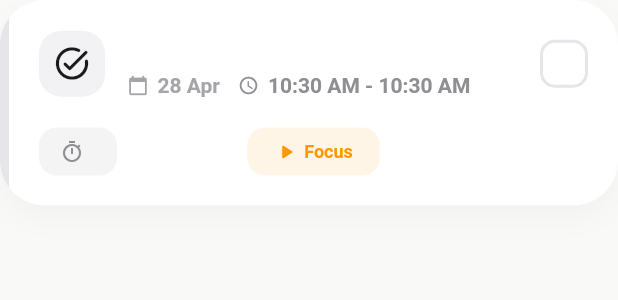
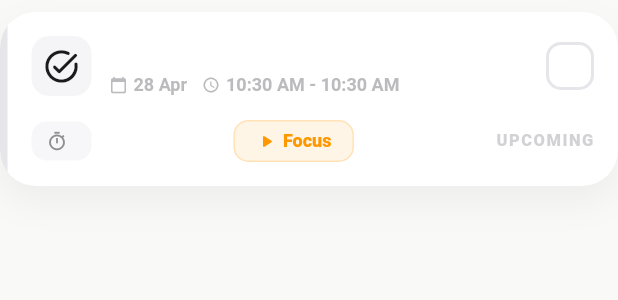
Before and after one commit to manosekar-m/Taskify, a Flutter app: the TaskCard widget shown alone on an empty page, opened directly with empty values, on a phone screen of 412 x 824 dp. Shown: the top 300 px of the screen. Run offline on Flutter 3.47's test engine with Material 3 defaults, Android fonts, the phone set to English and light mode, and no system bars; our stand-ins replace flutter_local_notifications, hive, hive_flutter, table_calendar, timezone; missing offline and left inert: flutter_ringtone_player; accounts and stored records are empty; statements that could not run were skipped.

Commit message:
Improve Task UI, calendar swipe, and restrict past task creation

```diff
--- a/lib/screens/home_screen.dart
+++ b/lib/screens/home_screen.dart
@@ -423,6 +423,16 @@ class _HomeScreenState extends State<HomeScreen> {
                     onDaySelected: (selected, focused) {
                       setState(() {
                         _selectedDay = selected;
+                        // Redirect to next/previous month if a date from that month is selected
+                        if (selected.month != _focusedDay.month) {
+                          _focusedDay = selected;
+                        } else {
+                          _focusedDay = focused;
+                        }
+                      });
+                    },
+                    onPageChanged: (focused) {
+                      setState(() {
                         _focusedDay = focused;
                       });
                     },
--- a/lib/widgets/calendar_widgets.dart
+++ b/lib/widgets/calendar_widgets.dart
@@ -48,12 +48,14 @@ class OldCalendarView extends StatelessWidget {
   final DateTime focusedDay;
   final DateTime selectedDay;
   final Function(DateTime selectedDay, DateTime focusedDay) onDaySelected;
+  final Function(DateTime focusedDay)? onPageChanged;
 
   const OldCalendarView({
     super.key,
     required this.focusedDay,
     required this.selectedDay,
     required this.onDaySelected,
+    this.onPageChanged,
   });
 
   @override
@@ -67,6 +69,7 @@ class OldCalendarView extends StatelessWidget {
       focusedDay: focusedDay,
       selectedDayPredicate: (day) => isSameDay(selectedDay, day),
       onDaySelected: onDaySelected,
+      onPageChanged: onPageChanged,
       headerVisible: false,
       calendarStyle: CalendarStyle(
         selectedDecoration: BoxDecoration(
--- a/lib/widgets/create_task_modal.dart
+++ b/lib/widgets/create_task_modal.dart
@@ -184,7 +184,7 @@ void showCreateTaskModal(BuildContext context, DateTime initialDate, {Task? task
                         final picked = await showDatePicker(
                           context: context,
                           initialDate: selectedDate,
-                          firstDate: DateTime(2020),
+                          firstDate: DateTime.now(),
                           lastDate: DateTime(2030),
                           builder: (context, child) {
                             return Theme(
@@ -230,12 +230,24 @@ void showCreateTaskModal(BuildContext context, DateTime initialDate, {Task? task
                               _buildInputLabel(modalContext, "Start Time"),
                               GestureDetector(
                                 onTap: () => pickTime(true),
-                                child: _buildTimeBox(modalContext, formatTimeDisplay(startTime), Icons.access_time),
+                                child: _buildTimeBox(modalContext, formatTimeDisplay(startTime), Icons.access_time_rounded),
                               ),
                             ],
                           ),
                         ),
-                        const SizedBox(width: 20),
+                        const SizedBox(width: 15),
+                        Padding(
+                          padding: const EdgeInsets.only(top: 30),
+                          child: Container(
+                            width: 20,
+                            height: 2,
+                            decoration: BoxDecoration(
+                              color: theme.dividerColor,
+                              borderRadius: BorderRadius.circular(1),
+                            ),
+                          ),
+                        ),
+                        const SizedBox(width: 15),
                         Expanded(
                           child: Column(
                             crossAxisAlignment: CrossAxisAlignment.start,
@@ -243,7 +255,7 @@ void showCreateTaskModal(BuildContext context, DateTime initialDate, {Task? task
                               _buildInputLabel(modalContext, "End Time"),
                               GestureDetector(
                                 onTap: () => pickTime(false),
-                                child: _buildTimeBox(modalContext, formatTimeDisplay(endTime), Icons.access_time_filled),
+                                child: _buildTimeBox(modalContext, formatTimeDisplay(endTime), Icons.access_time_filled_rounded),
                               ),
                             ],
                           ),
@@ -262,6 +274,16 @@ void showCreateTaskModal(BuildContext context, DateTime initialDate, {Task? task
 
                         if (endDt.isBefore(startDt)) {
                           endDt = endDt.add(const Duration(days: 1));
+                        }
+
+                        if (startDt.isBefore(DateTime.now()) && taskToEdit == null) {
+                          ScaffoldMessenger.of(modalContext).showSnackBar(
+                            const SnackBar(
+                              content: Text("Cannot create tasks in the past"),
+                              backgroundColor: Colors.orange,
+                            ),
+                          );
+                          return;
                         }
 
                         final tasksBox = Hive.box<Task>('tasks');
@@ -352,29 +374,29 @@ Widget _buildTimeBox(BuildContext context, String time, IconData icon) {
   final isDark = theme.brightness == Brightness.dark;
   return Container(
     width: double.infinity,
-    padding: const EdgeInsets.symmetric(horizontal: 20, vertical: 16),
+    padding: const EdgeInsets.symmetric(horizontal: 16, vertical: 14),
     decoration: BoxDecoration(
-      color: isDark ? Colors.white.withValues(alpha: 0.05) : Colors.black.withValues(alpha: 0.05),
+      color: isDark ? Colors.white.withValues(alpha: 0.04) : Colors.black.withValues(alpha: 0.04),
       borderRadius: BorderRadius.circular(20),
       border: Border.all(
-        color: theme.dividerColor.withValues(alpha: 0.5),
-        width: 1,
+        color: theme.dividerColor.withValues(alpha: 0.4),
+        width: 1.5,
       ),
     ),
     child: Row(
+      mainAxisAlignment: MainAxisAlignment.center,
       children: [
-        Icon(icon, size: 20, color: Colors.blue),
-        const SizedBox(width: 12),
+        Icon(icon, size: 18, color: Colors.blue.withValues(alpha: 0.8)),
+        const SizedBox(width: 8),
         Text(
           time,
           style: TextStyle(
-            fontSize: 16,
-            fontWeight: FontWeight.w600,
+            fontSize: 15,
+            fontWeight: FontWeight.w700,
             color: theme.primaryColor,
+            letterSpacing: 0.5,
           ),
         ),
-        const Spacer(),
-        Icon(Icons.keyboard_arrow_down_rounded, size: 20, color: theme.hintColor.withValues(alpha: 0.5)),
       ],
     ),
   );
--- a/lib/widgets/dashboard_widgets.dart
+++ b/lib/widgets/dashboard_widgets.dart
@@ -200,48 +200,50 @@ class TaskCard extends StatelessWidget {
         final endTimeStr = format.format(endDateTime);
 
         return Container(
+          margin: const EdgeInsets.symmetric(vertical: 8),
           decoration: BoxDecoration(
             color: theme.cardColor,
-            borderRadius: BorderRadius.circular(30),
+            borderRadius: BorderRadius.circular(24),
             boxShadow: [
               BoxShadow(
-                color: Colors.black.withValues(alpha: isDark ? 0.2 : 0.03),
-                blurRadius: 15,
-                offset: const Offset(0, 8),
+                color: Colors.black.withValues(alpha: isDark ? 0.3 : 0.05),
+                blurRadius: 20,
+                offset: const Offset(0, 10),
               ),
             ],
           ),
           child: ClipRRect(
-            borderRadius: BorderRadius.circular(30),
+            borderRadius: BorderRadius.circular(24),
             child: IntrinsicHeight(
               child: Row(
                 children: [
                   Container(
-                    width: 6,
+                    width: 5,
+                    decoration: BoxDecoration(
                       color: isCompleted ? Colors.green : (isLive ? Colors.orange : theme.dividerColor),
+                      borderRadius: const BorderRadius.horizontal(left: Radius.circular(5)),
+                    ),
                   ),
                   Expanded(
                     child: Padding(
-                      padding: const EdgeInsets.all(20),
+                      padding: const EdgeInsets.all(16),
                       child: Column(
                         crossAxisAlignment: CrossAxisAlignment.start,
                         children: [
                           Row(
                             children: [
                               Container(
-                                width: 44,
-                                height: 44,
+                                width: 40,
+                                height: 40,
                                 decoration: BoxDecoration(
-                                  color: theme.dividerColor.withValues(alpha: 0.5),
-                                  borderRadius: BorderRadius.circular(15),
+                                  color: theme.dividerColor.withValues(alpha: 0.4),
+                                  borderRadius: BorderRadius.circular(12),
                                 ),
                                 child: Center(
-                                  child: isCompleted
-                                    ? const Icon(Icons.check_circle_rounded, color: Colors.green, size: 24)
-                                    : _getTaskIconWidget(task.title, theme.primaryColor),
+                                  child: _getTaskIconWidget(task.title, theme.primaryColor),
                                 ),
                               ),
-                              const SizedBox(width: 15),
+                              const SizedBox(width: 12),
                               Expanded(
                                 child: Column(
                                   crossAxisAlignment: CrossAxisAlignment.start,
@@ -249,34 +251,34 @@ class TaskCard extends StatelessWidget {
                                     Text(
                                       task.title,
                                       style: TextStyle(
-                                        fontSize: 20,
+                                        fontSize: 18,
                                         fontWeight: FontWeight.bold,
                                         color: isCompleted ? theme.hintColor : theme.primaryColor,
                                         decoration: isCompleted ? TextDecoration.lineThrough : null,
                                       ),
                                     ),
-                                    const SizedBox(height: 6),
+                                    const SizedBox(height: 4),
                                     Row(
                                       children: [
-                                        Icon(Icons.calendar_today, size: 14, color: theme.hintColor.withValues(alpha: 0.8)),
-                                        const SizedBox(width: 6),
+                                        Icon(Icons.calendar_today_rounded, size: 12, color: theme.hintColor.withValues(alpha: 0.6)),
+                                        const SizedBox(width: 4),
                                         Text(
-                                          DateFormat('dd MMM').format(task.startDateTime),
+                                          DateFormat('d MMM').format(task.startDateTime),
                                           style: TextStyle(
-                                            fontSize: 14,
-                                            fontWeight: FontWeight.bold,
-                                            color: theme.hintColor.withValues(alpha: 0.8),
+                                            fontSize: 12,
+                                            fontWeight: FontWeight.w600,
+                                            color: theme.hintColor.withValues(alpha: 0.6),
                                           ),
                                         ),
-                                        const SizedBox(width: 12),
-                                        Icon(Icons.access_time, size: 14, color: theme.hintColor),
-                                        const SizedBox(width: 6),
+                                        const SizedBox(width: 10),
+                                        Icon(Icons.access_time_rounded, size: 12, color: theme.hintColor.withValues(alpha: 0.6)),
+                                        const SizedBox(width: 4),
                                         Text(
                                           "$startTimeStr - $endTimeStr",
                                           style: TextStyle(
-                                            fontSize: 14,
+                                            fontSize: 12,
                                             fontWeight: FontWeight.w600,
-                                            color: theme.hintColor,
+                                            color: theme.hintColor.withValues(alpha: 0.6),
                                           ),
                                         ),
                                       ],
@@ -287,28 +289,25 @@ class TaskCard extends StatelessWidget {
                               _buildDoneButton(context, isCompleted),
                             ],
                           ),
-                          const SizedBox(height: 20),
+                          const SizedBox(height: 16),
                           Row(
+                            mainAxisAlignment: MainAxisAlignment.spaceBetween,
                             children: [
-                              // Left — Duration badge
-                              Expanded(
-                                child: Align(
-                                  alignment: Alignment.centerLeft,
-                                  child: Container(
-                                    padding: const EdgeInsets.symmetric(horizontal: 14, vertical: 8),
+                              Container(
+                                padding: const EdgeInsets.symmetric(horizontal: 10, vertical: 6),
                                 decoration: BoxDecoration(
-                                      color: theme.primaryColor.withValues(alpha: 0.05),
-                                      borderRadius: BorderRadius.circular(12),
+                                  color: theme.dividerColor.withValues(alpha: 0.3),
+                                  borderRadius: BorderRadius.circular(10),
                                 ),
                                 child: Row(
                                   mainAxisSize: MainAxisSize.min,
                                   children: [
-                                        Icon(Icons.timer_outlined, size: 16, color: theme.hintColor),
-                                        const SizedBox(width: 8),
+                                    Icon(Icons.timer_outlined, size: 14, color: theme.hintColor),
+                                    const SizedBox(width: 6),
                                     Text(
                                       task.duration,
                                       style: TextStyle(
-                                            fontSize: 14,
+                                        fontSize: 12,
                                         fontWeight: FontWeight.bold,
                                         color: theme.hintColor,
                                       ),
@@ -316,10 +315,6 @@ class TaskCard extends StatelessWidget {
                                   ],
                                 ),
                               ),
-                                ),
-                              ),
-
-                              // Center — Focus button
                               if (!isCompleted)
                                 GestureDetector(
                                   onTap: () => Navigator.push(
@@ -327,21 +322,22 @@ class TaskCard extends StatelessWidget {
                                     MaterialPageRoute(builder: (_) => FocusScreen(task: task)),
                                   ),
                                   child: Container(
-                                    padding: const EdgeInsets.symmetric(horizontal: 18, vertical: 8),
+                                    padding: const EdgeInsets.symmetric(horizontal: 14, vertical: 6),
                                     decoration: BoxDecoration(
                                       color: Colors.orange.withValues(alpha: 0.1),
-                                      borderRadius: BorderRadius.circular(12),
+                                      borderRadius: BorderRadius.circular(10),
+                                      border: Border.all(color: Colors.orange.withValues(alpha: 0.2)),
                                     ),
                                     child: const Row(
                                       mainAxisSize: MainAxisSize.min,
                                       children: [
-                                        Icon(Icons.play_arrow_rounded, size: 16, color: Colors.orange),
+                                        Icon(Icons.play_arrow_rounded, size: 14, color: Colors.orange),
                                         SizedBox(width: 4),
                                         Text(
                                           "Focus",
                                           style: TextStyle(
                                             fontSize: 12,
-                                            fontWeight: FontWeight.bold,
+                                            fontWeight: FontWeight.w900,
                                             color: Colors.orange,
                                           ),
                                         ),
@@ -349,44 +345,44 @@ class TaskCard extends StatelessWidget {
                                     ),
                                   ),
                                 ),
-
-                              // Right — Status label
-                              Expanded(
-                                child: Align(
-                                  alignment: Alignment.centerRight,
-                                  child: !isCompleted
-                                      ? (isLive
-                                          ? const BlinkingText(
+                              if (isCompleted)
+                                const Text(
+                                  "DONE",
+                                  style: TextStyle(
+                                    color: Colors.green,
+                                    fontWeight: FontWeight.w900,
+                                    fontSize: 11,
+                                    letterSpacing: 1,
+                                  ),
+                                )
+                              else if (isLive)
+                                const BlinkingText(
                                   text: "● LIVE",
                                   style: TextStyle(
                                     color: Colors.green,
                                     fontWeight: FontWeight.w900,
-                                                fontSize: 12,
-                                                letterSpacing: 0.5,
+                                    fontSize: 11,
+                                    letterSpacing: 1,
                                   ),
                                 )
-                                          : isFuture
-                                              ? Text(
-                                                  "LATER",
+                              else if (isPast)
+                                const Text(
+                                  "OVERDUE",
                                   style: TextStyle(
-                                                    color: theme.hintColor.withValues(alpha: 0.6),
-                                                    fontWeight: FontWeight.w800,
-                                                    fontSize: 12,
-                                                    letterSpacing: 0.5,
+                                    color: Colors.redAccent,
+                                    fontWeight: FontWeight.w900,
+                                    fontSize: 11,
+                                    letterSpacing: 1,
                                   ),
                                 )
-                                              : isPast
-                                                  ? const Text(
-                                                      "DONE",
+                              else
+                                Text(
+                                  "UPCOMING",
                                   style: TextStyle(
-                                                        color: Colors.redAccent,
-                                                        fontWeight: FontWeight.w800,
-                                                        fontSize: 12,
-                                                        letterSpacing: 0.5,
-                                                      ),
-                                                    )
-                                                  : const SizedBox.shrink())
-                                      : const SizedBox.shrink(),
+                                    color: theme.hintColor.withValues(alpha: 0.4),
+                                    fontWeight: FontWeight.w900,
+                                    fontSize: 11,
+                                    letterSpacing: 1,
                                   ),
                                 ),
                             ],
```
Lines whose indentation alone changed are shown as unchanged.
